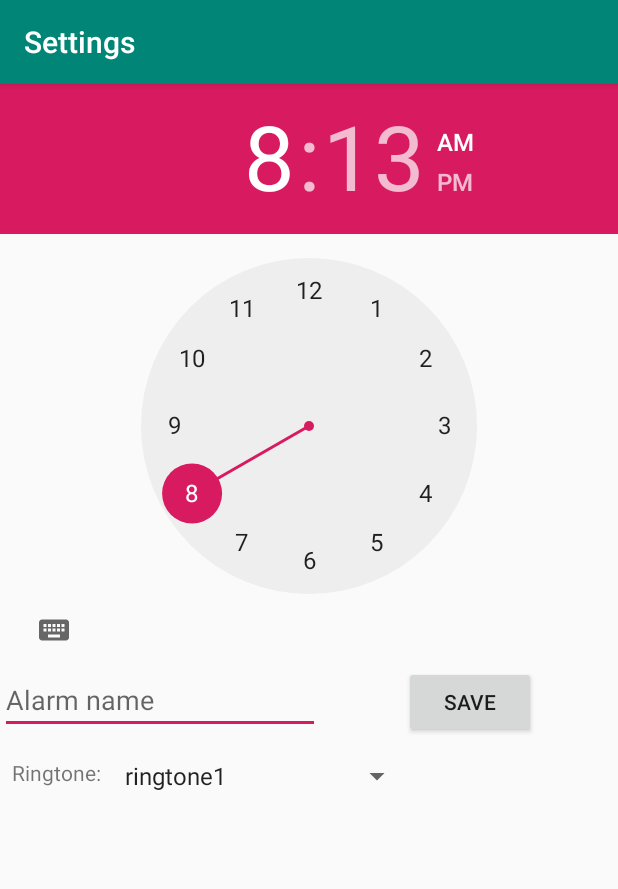
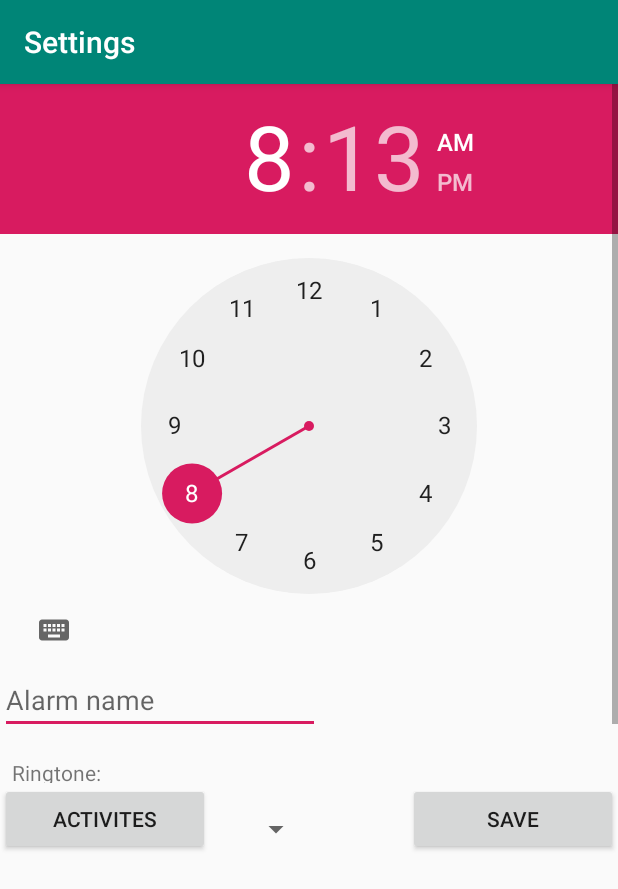
Before and after one commit to Jasondai9/Vivawake, an Android app: the SetupActivity screen opened directly, with no data from a screen before it, on a phone screen of 412 x 824 dp. Shown: the top 889 px of the screen. Run offline under Robolectric (Android 15) with nearby library versions, the phone set to English and light mode, and no system bars.

Commit message:
UI for setup adjustmets

```diff
--- a/app/src/main/java/vivawake/vivawake/SetupActivity.java
+++ b/app/src/main/java/vivawake/vivawake/SetupActivity.java
@@ -16,6 +16,7 @@ import android.widget.EditText;
 import android.widget.Spinner;
 import android.widget.TimePicker;
 import android.widget.Toast;
+import android.widget.ScrollView;
 
 import java.util.Calendar;
 
@@ -41,6 +42,13 @@ public class SetupActivity extends AppCompatActivity {
         ringtoneAdapter.setDropDownViewResource(android.R.layout.simple_spinner_dropdown_item);
         ringtoneSpinner.setAdapter(ringtoneAdapter);
 
+        Button activitiesButton = (Button) findViewById(R.id.ActivitesButton);
+        activitiesButton.setOnClickListener(new View.OnClickListener(){
+            @Override
+            public void onClick(View v) {
+                startActivity(new Intent(SetupActivity.this, ActivityActivity.class));
+            }
+         });
 
         //button that saves the alarm
         Button saveAlarmButton = (Button) findViewById(R.id.saveAlarmButton);
--- a/app/src/main/res/layout/activity_setup.xml
+++ b/app/src/main/res/layout/activity_setup.xml
@@ -7,6 +7,24 @@
     app:layout_behavior="@string/appbar_scrolling_view_behavior"
     tools:context=".SetupActivity">
 
+    <ScrollView xmlns:android="http://schemas.android.com/apk/res/android"
+        android:id="@+id/scroll"
+        android:layout_width="fill_parent"
+        android:layout_height="466dp">
+
+        <LinearLayout xmlns:android="http://schemas.android.com/apk/res/android"
+            android:layout_width="match_parent"
+            android:layout_height="512dp"
+            android:orientation="vertical"
+            app:layout_constraintBottom_toBottomOf="parent"
+            app:layout_constraintLeft_toLeftOf="parent">
+
+
+            <TimePicker
+                android:id="@+id/timePicker1"
+                android:layout_width="wrap_content"
+                android:layout_height="wrap_content" />
+
             <EditText
                 android:id="@+id/alarmNameEditText"
                 android:layout_width="wrap_content"
@@ -15,24 +33,6 @@
                 android:hint="Alarm name"
                 android:inputType="textPersonName"
                 app:layout_constraintLeft_toLeftOf="parent"
-        app:layout_constraintTop_toBottomOf="@+id/timePicker1" />
-
-
-    <TimePicker
-        android:id="@+id/timePicker1"
-        android:layout_width="wrap_content"
-        android:layout_height="388dp"/>
-
-    <Button
-        android:id="@+id/saveAlarmButton"
-        android:layout_width="wrap_content"
-        android:layout_height="wrap_content"
-        android:layout_marginStart="8dp"
-        android:layout_marginEnd="8dp"
-        android:text="Save"
-        app:layout_constraintEnd_toEndOf="parent"
-        app:layout_constraintHorizontal_bias="0.507"
-        app:layout_constraintStart_toEndOf="@+id/alarmNameEditText"
                 app:layout_constraintTop_toBottomOf="@+id/timePicker1" />
 
             <TextView
@@ -55,4 +55,25 @@
                 app:layout_constraintTop_toBottomOf="@+id/alarmNameEditText" />
 
 
+        </LinearLayout>
+    </ScrollView>
+
+
+    <Button
+        android:id="@+id/saveAlarmButton"
+        android:layout_width="140dp"
+        android:layout_height="wrap_content"
+        android:text="Save"
+        app:layout_constraintRight_toRightOf="parent"
+        app:layout_constraintTop_toBottomOf="@+id/scroll" />
+
+    <Button
+        android:id="@+id/ActivitesButton"
+        android:layout_width="140dp"
+        android:layout_height="wrap_content"
+        android:text="Activites"
+        app:layout_constraintLeft_toLeftOf="parent"
+        app:layout_constraintTop_toBottomOf="@+id/scroll" />
+
+
 </android.support.constraint.ConstraintLayout>
```
Lines whose indentation alone changed are shown as unchanged.
